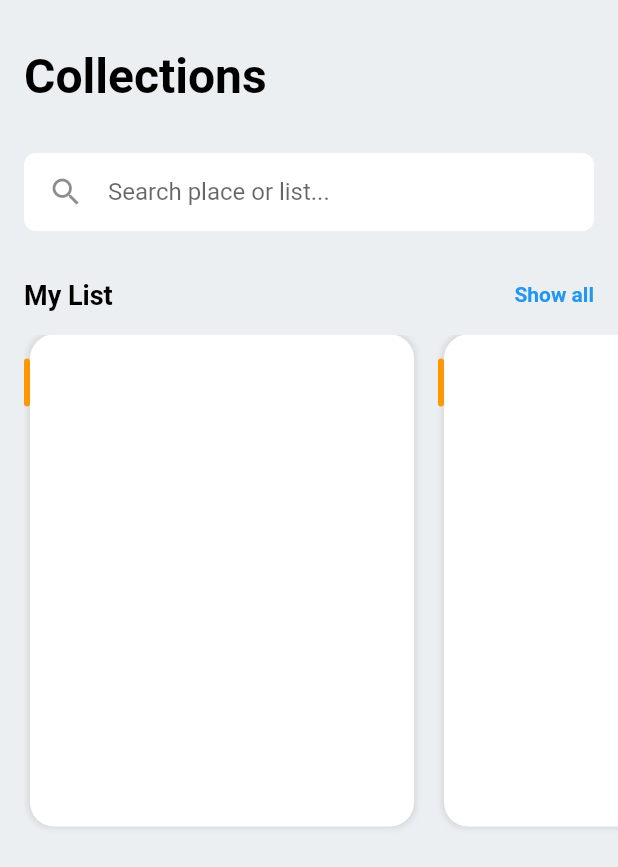
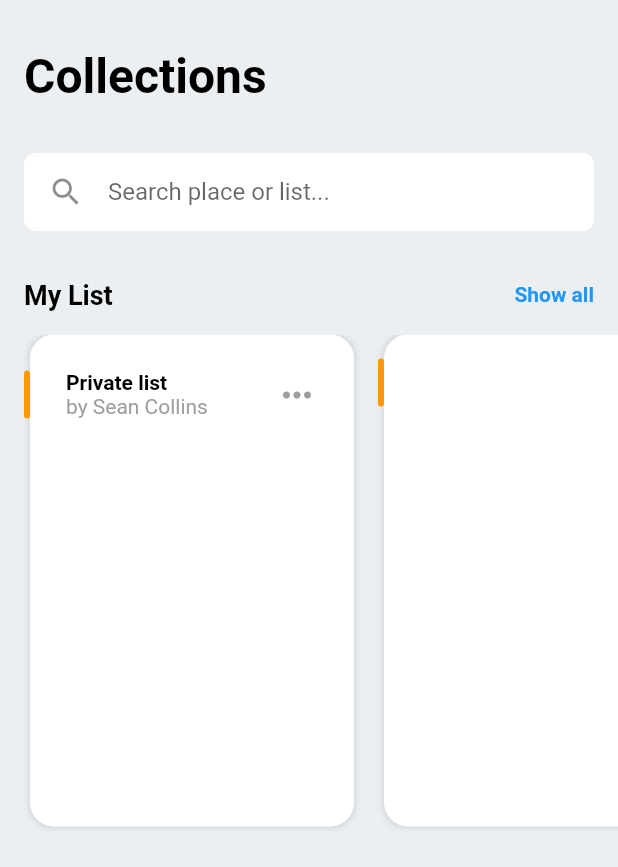
Before and after one commit to JAICHANGPARK/flutter_notebook_2nd_story, a Flutter app: the screen it shows after launch, on a phone screen of 412 x 824 dp. Shown: the top 867 px of the screen. Run offline on Flutter 3.47's test engine with Material 2 defaults, Android fonts, the phone set to English and light mode, and no system bars; our stand-ins replace avatar_glow, badges, bubble_bottom_bar, camera, google_maps_flutter, video_player; missing offline and left inert: flutter_particles, snappable.

Commit message:
Update main_page.dart

```diff
--- a/lib/travel_app_02/main_page.dart
+++ b/lib/travel_app_02/main_page.dart
@@ -91,7 +91,7 @@ class _MainPageState extends State<MainPage> {
                   scrollDirection: Axis.horizontal,
                   children: <Widget>[
                     Container(
-                      width: 260,
+                      width: 220,
                       margin: EdgeInsets.only(right: 16),
                       child: Stack(
                         children: <Widget>[
@@ -112,11 +112,40 @@ class _MainPageState extends State<MainPage> {
                                   )
                                 ]
                               ),
+                              child: Padding(
+                                padding: const EdgeInsets.only(left: 24, right: 24,
+                                top: 24),
+                                child: Column(
+                                  crossAxisAlignment: CrossAxisAlignment.start,
+                                  children: <Widget>[
+                                    Row(
+                                      mainAxisAlignment: MainAxisAlignment.spaceBetween,
+                                      crossAxisAlignment: CrossAxisAlignment.center,
+                                      children: <Widget>[
+                                        Column(
+                                          crossAxisAlignment: CrossAxisAlignment.start,
+                                          children: <Widget>[
+                                            Text("Private list", style: TextStyle(
+                                              color: Colors.black,
+                                              fontWeight: FontWeight.w700
+                                            ),),
+                                            Text("by Sean Collins", style: TextStyle(
+                                              color: Colors.grey,
+                                            ),),
+                                          ],
+                                        ),
+                                        Icon(Icons.more_horiz, color: Colors.grey,
+                                        size: 28,),
+                                      ],
+                                    )
+                                  ],
+                                ),
+                              ),
                             ),
                           ),
                           Positioned(
                             left: 0,
-                            top: 16,
+                            top: 24,
                             child: Container(
                               height: 32,
                               width: 4,
@@ -151,6 +180,11 @@ class _MainPageState extends State<MainPage> {
                                     )
                                   ]
                               ),
+                              child: Column(
+                                children: <Widget>[
+
+                                ],
+                              ),
                             ),
                           ),
                           Positioned(
```
